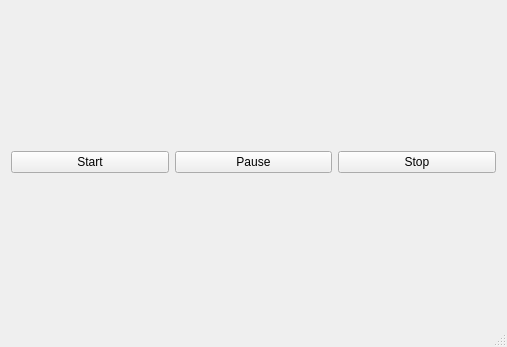
Qt form mainwindow.ui (elgris/TestTask) before a commit.
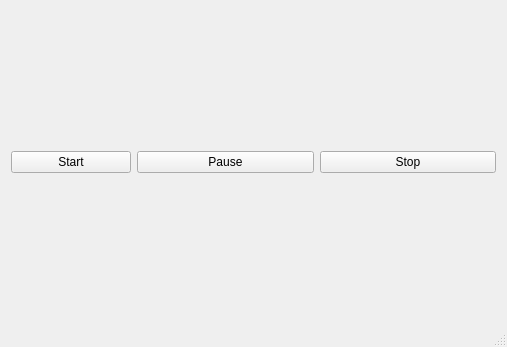
The same form after that commit.

What changed in the file:
```diff
--- a/mainwindow.ui
+++ b/mainwindow.ui
@@ -32,6 +32,18 @@
          <layout class="QHBoxLayout" name="buttonsLayout">
           <item>
            <widget class="QPushButton" name="startButton">
+            <property name="minimumSize">
+             <size>
+              <width>120</width>
+              <height>0</height>
+             </size>
+            </property>
+            <property name="maximumSize">
+             <size>
+              <width>120</width>
+              <height>16777215</height>
+             </size>
+            </property>
             <property name="text">
              <string>Start</string>
             </property>
```
